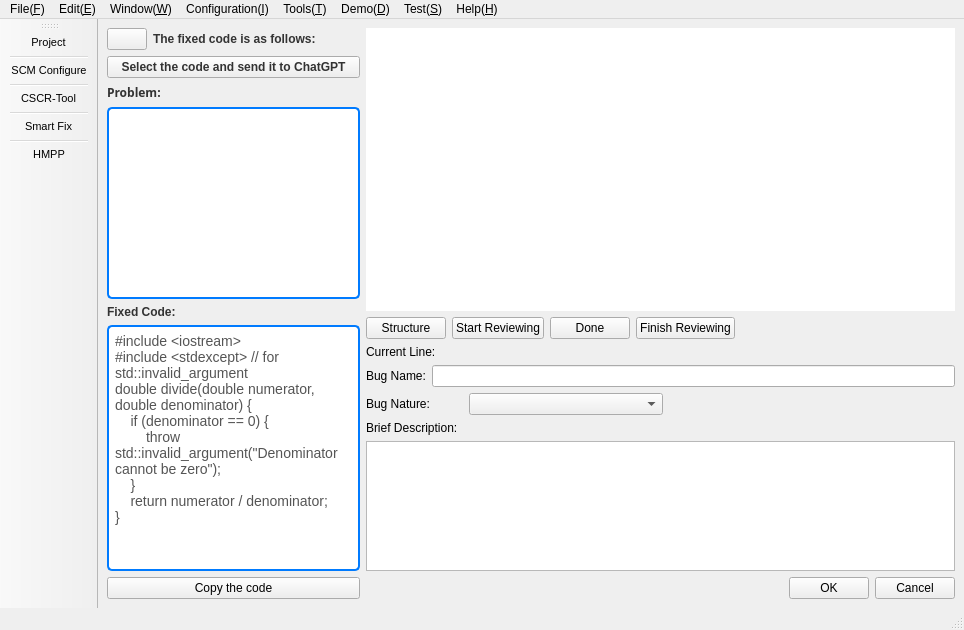
Before: the Qt Designer form mainwindow.ui in fumeshroomXY/HMPP, drawn with Qt 5.
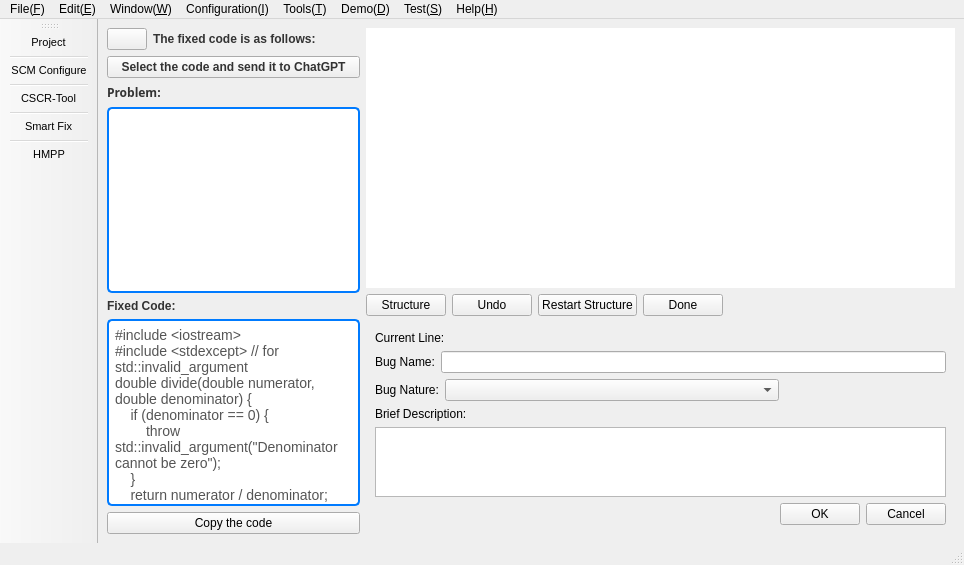
After: the same form once the commit is applied. The open tabs and pages were chosen to show the change. Icons and pictures are not drawn. Custom widgets are drawn as their Qt base class.

Commit message: cscr-tool ui

The edit to the form file:
```diff
--- a/mainwindow.ui
+++ b/mainwindow.ui
@@ -7,7 +7,7 @@
     <x>0</x>
     <y>0</y>
     <width>964</width>
-    <height>630</height>
+    <height>565</height>
    </rect>
   </property>
   <property name="windowTitle">
@@ -315,8 +315,8 @@
             <rect>
              <x>0</x>
              <y>0</y>
-             <width>251</width>
-             <height>192</height>
+             <width>83</width>
+             <height>75</height>
             </rect>
            </property>
            <layout class="QVBoxLayout" name="verticalLayout_6">
@@ -381,8 +381,8 @@
             <rect>
              <x>0</x>
              <y>0</y>
-             <width>251</width>
-             <height>242</height>
+             <width>83</width>
+             <height>77</height>
             </rect>
            </property>
            <layout class="QVBoxLayout" name="verticalLayout_7">
@@ -801,7 +801,7 @@
      </widget>
     </item>
     <item>
-     <layout class="QVBoxLayout" name="verticalLayout" stretch="1,1">
+     <layout class="QVBoxLayout" name="verticalLayout" stretch="3,1">
       <item>
        <widget class="QMdiArea" name="mdiArea">
         <property name="verticalScrollBarPolicy">
@@ -1032,23 +1032,40 @@
          </layout>
         </widget>
         <widget class="QWidget" name="page_2">
-         <layout class="QGridLayout" name="gridLayout_7">
-          <property name="leftMargin">
-           <number>0</number>
-          </property>
-          <property name="topMargin">
-           <number>0</number>
-          </property>
-          <property name="rightMargin">
-           <number>0</number>
-          </property>
-          <property name="bottomMargin">
-           <number>0</number>
-          </property>
-          <item row="0" column="0">
            <layout class="QVBoxLayout" name="verticalLayout_11">
+          <property name="leftMargin">
+           <number>0</number>
+          </property>
+          <property name="topMargin">
+           <number>0</number>
+          </property>
+          <property name="rightMargin">
+           <number>0</number>
+          </property>
+          <property name="bottomMargin">
+           <number>0</number>
+          </property>
             <item>
-             <layout class="QHBoxLayout" name="horizontalLayout_8">
+           <widget class="QStackedWidget" name="stackedWidgetCscrButtons">
+            <property name="currentIndex">
+             <number>1</number>
+            </property>
+            <widget class="QWidget" name="page_3">
+             <layout class="QVBoxLayout" name="verticalLayout_14">
+              <property name="leftMargin">
+               <number>0</number>
+              </property>
+              <property name="topMargin">
+               <number>0</number>
+              </property>
+              <property name="rightMargin">
+               <number>0</number>
+              </property>
+              <property name="bottomMargin">
+               <number>0</number>
+              </property>
+              <item>
+               <layout class="QHBoxLayout" name="horizontalLayout_13">
               <item>
                <widget class="QPushButton" name="pushButton">
                 <property name="text">
@@ -1057,28 +1074,82 @@
                </widget>
               </item>
               <item>
+                 <widget class="QPushButton" name="pushButton_12">
+                  <property name="text">
+                   <string>Undo</string>
+                  </property>
+                 </widget>
+                </item>
+                <item>
+                 <widget class="QPushButton" name="pushButton_13">
+                  <property name="text">
+                   <string>Restart Structure</string>
+                  </property>
+                 </widget>
+                </item>
+                <item>
+                 <widget class="QPushButton" name="pushButton_15">
+                  <property name="text">
+                   <string>Done</string>
+                  </property>
+                 </widget>
+                </item>
+                <item>
+                 <spacer name="horizontalSpacer_2">
+                  <property name="orientation">
+                   <enum>Qt::Horizontal</enum>
+                  </property>
+                  <property name="sizeHint" stdset="0">
+                   <size>
+                    <width>40</width>
+                    <height>20</height>
+                   </size>
+                  </property>
+                 </spacer>
+                </item>
+               </layout>
+              </item>
+             </layout>
+            </widget>
+            <widget class="QWidget" name="page_4">
+             <layout class="QVBoxLayout" name="verticalLayout_13">
+              <property name="leftMargin">
+               <number>0</number>
+              </property>
+              <property name="topMargin">
+               <number>0</number>
+              </property>
+              <property name="rightMargin">
+               <number>0</number>
+              </property>
+              <property name="bottomMargin">
+               <number>0</number>
+              </property>
+              <item>
+               <layout class="QHBoxLayout" name="horizontalLayout_14">
+                <item>
                <widget class="QPushButton" name="pushButton_6">
                 <property name="text">
-                 <string>Start Reviewing</string>
+                   <string>Review from Start</string>
                 </property>
                </widget>
               </item>
               <item>
                <widget class="QPushButton" name="pushButton_7">
                 <property name="text">
-                 <string>Done</string>
+                   <string>Back to Current</string>
                 </property>
                </widget>
               </item>
               <item>
                <widget class="QPushButton" name="pushButton_8">
                 <property name="text">
-                 <string>Finish Reviewing</string>
+                   <string>Finish Reviewing and Generate Report</string>
                 </property>
                </widget>
               </item>
               <item>
-               <spacer name="horizontalSpacer_2">
+                 <spacer name="horizontalSpacer_4">
                 <property name="orientation">
                  <enum>Qt::Horizontal</enum>
                 </property>
@@ -1091,10 +1162,21 @@
                </spacer>
               </item>
              </layout>
+              </item>
+             </layout>
+            </widget>
+           </widget>
             </item>
             <item>
              <layout class="QVBoxLayout" name="verticalLayout_10">
               <item>
+             <widget class="QStackedWidget" name="stackedWidgetBugDescript">
+              <property name="currentIndex">
+               <number>0</number>
+              </property>
+              <widget class="QWidget" name="page_5">
+               <layout class="QVBoxLayout" name="verticalLayout_12">
+                <item>
                <widget class="QLabel" name="label_5">
                 <property name="text">
                  <string>Current Line: </string>
@@ -1116,7 +1198,7 @@
                </layout>
               </item>
               <item>
-               <layout class="QHBoxLayout" name="horizontalLayout_10" stretch="1,2,3">
+                 <layout class="QHBoxLayout" name="horizontalLayout_10" stretch="0,2,1">
                 <item>
                  <widget class="QLabel" name="label_7">
                   <property name="text">
@@ -1188,6 +1270,9 @@
                </layout>
               </item>
              </layout>
+              </widget>
+              <widget class="QWidget" name="page_6"/>
+             </widget>
             </item>
            </layout>
           </item>
```
Left out of the diff: 6 changed lines with no effect on the pictures. Lines whose indentation alone changed are shown as unchanged. The commit also changes 45 other files.
